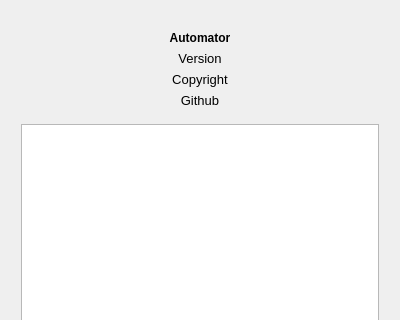
mikaelsundell/automator, file about.ui: the form before one commit; both pictures show x 0 to 400 and y 0 to 320 of the 400 by 600 pixel window.
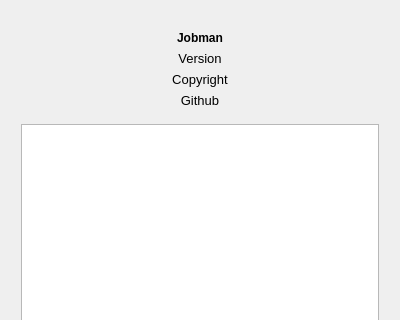
The form after the commit. Icons and pictures are not drawn.

Commit message: Updated all names to jobman

Diff of the .ui file:
```diff
--- a/about.ui
+++ b/about.ui
@@ -89,7 +89,7 @@
         </font>
        </property>
        <property name="text">
-        <string>Automator</string>
+        <string>Jobman</string>
        </property>
        <property name="alignment">
         <set>Qt::AlignCenter</set>
```
Left out of the diff: 6 changed lines with no effect on the pictures. The commit also changes 41 other files.
